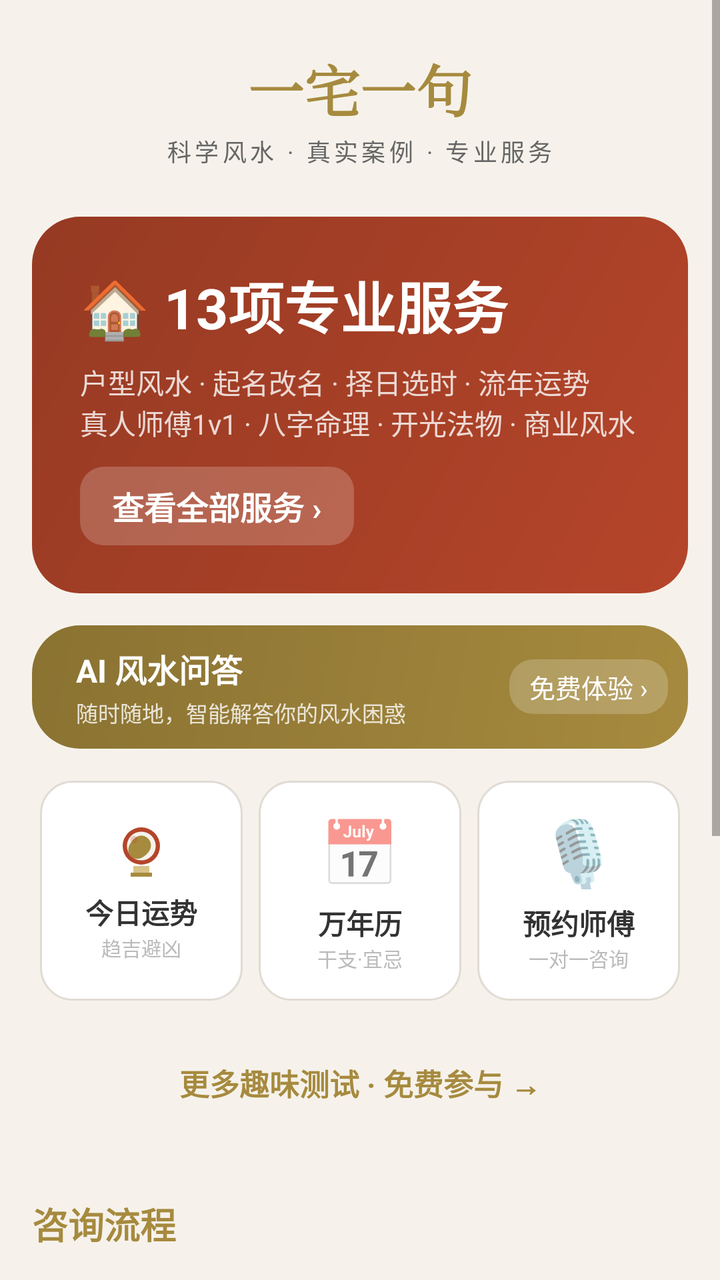
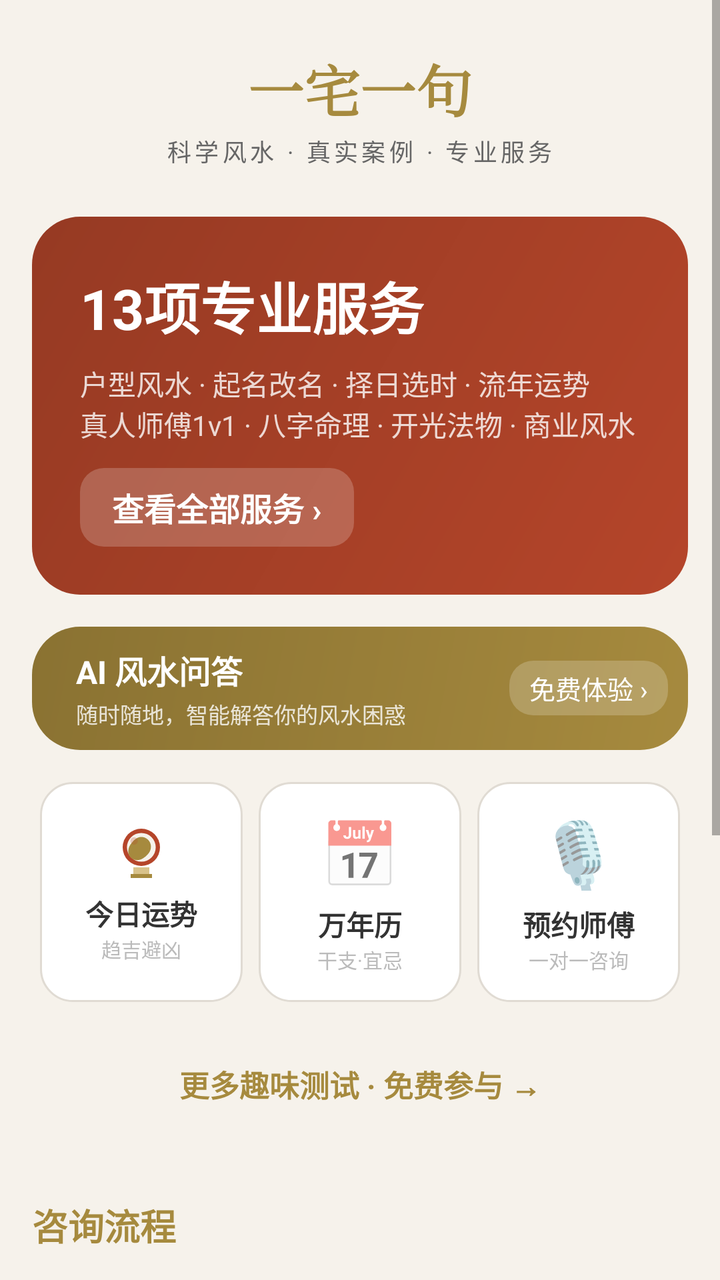

Two renders of the same Android screen: before a commit and after it. Below are the layout's source before the change and the commit's diff.
<!-- AndroidManifest.xml: application theme Theme.YizhaiYiju -->
<!-- res/layout/fragment_home.xml -->
<?xml version="1.0" encoding="utf-8"?>
<ScrollView xmlns:android="http://schemas.android.com/apk/res/android"
    android:background="@color/bg_page"
    android:layout_width="match_parent"
    android:layout_height="match_parent">
    <LinearLayout
        android:orientation="vertical"
        android:layout_width="match_parent"
        android:layout_height="wrap_content">

        
        <LinearLayout
            android:gravity="center_horizontal"
            android:orientation="vertical"
            android:padding="24dp"
            android:paddingTop="28dp"
            android:layout_width="match_parent"
            android:layout_height="wrap_content">
            <TextView
                android:textSize="28sp"
                android:textStyle="bold"
                android:textColor="@color/primary"
                android:layout_width="wrap_content"
                android:layout_height="wrap_content"
                android:text="一宅一句"
                android:fontFamily="serif"/>
            <TextView
                android:textSize="12sp"
                android:textColor="@color/text_secondary"
                android:layout_width="wrap_content"
                android:layout_height="wrap_content"
                android:layout_marginTop="2dp"
                android:text="科学风水 · 真实案例 · 专业服务"
                android:letterSpacing="0.15"/>
        </LinearLayout>

        
        <LinearLayout
            android:orientation="vertical"
            android:background="@drawable/bg_red_button"
            android:padding="24dp"
            android:layout_width="match_parent"
            android:layout_height="wrap_content"
            android:layout_marginLeft="16dp"
            android:layout_marginRight="16dp"
            android:layout_marginBottom="16dp"
            android:layout_marginHorizontal="16dp">
            <TextView
                android:textSize="28sp"
                android:textStyle="bold"
                android:textColor="@color/text_on_accent"
                android:layout_width="wrap_content"
                android:layout_height="wrap_content"
                android:text="🏠 13项专业服务"/>
            <TextView
                android:textSize="14sp"
                android:textColor="#ccffffff"
                android:layout_width="wrap_content"
                android:layout_height="wrap_content"
                android:layout_marginTop="8dp"
                android:text="户型风水 · 起名改名 · 择日选时 · 流年运势\n真人师傅1v1 · 八字命理 · 开光法物 · 商业风水"/>
            <TextView
                android:textSize="16sp"
                android:textStyle="bold"
                android:textColor="@color/text_on_accent"
                android:background="@drawable/bg_tag_transparent"
                android:paddingLeft="16dp"
                android:paddingTop="8dp"
                android:paddingRight="16dp"
                android:paddingBottom="8dp"
                android:layout_width="wrap_content"
                android:layout_height="wrap_content"
                android:layout_marginTop="12dp"
                android:text="查看全部服务 ›"
                android:paddingHorizontal="16dp"
                android:paddingVertical="8dp"/>
        </LinearLayout>

        
        <LinearLayout
            android:orientation="vertical"
            android:id="@+id/btn_ai_chat"
            android:background="@drawable/bg_gold_button"
            android:padding="10dp"
            android:focusable="true"
            android:clickable="true"
            android:layout_width="match_parent"
            android:layout_height="wrap_content"
            android:layout_marginLeft="16dp"
            android:layout_marginRight="16dp"
            android:layout_marginBottom="12dp"
            android:layout_marginHorizontal="16dp">
            <LinearLayout
                android:gravity="center_vertical"
                android:layout_width="match_parent"
                android:layout_height="wrap_content">
                <TextView
                    android:textSize="24sp"
                    android:layout_width="wrap_content"
                    android:layout_height="wrap_content"
                    android:src="@drawable/ic_bagua"
                    android:contentDescription="品牌图标"
                    android:tint="@null"/>
                <LinearLayout
                    android:orientation="vertical"
                    android:layout_width="0dp"
                    android:layout_height="wrap_content"
                    android:layout_weight="1"
                    android:layout_marginStart="12dp">
                    <TextView
                        android:textSize="16sp"
                        android:textStyle="bold"
                        android:textColor="@color/text_on_accent"
                        android:layout_width="wrap_content"
                        android:layout_height="wrap_content"
                        android:text="AI 风水问答"/>
                    <TextView
                        android:textSize="11sp"
                        android:textColor="#ccffffff"
                        android:layout_width="wrap_content"
                        android:layout_height="wrap_content"
                        android:layout_marginTop="2dp"
                        android:text="随时随地，智能解答你的风水困惑"/>
                </LinearLayout>
                <TextView
                    android:textSize="13sp"
                    android:textColor="@color/text_on_accent"
                    android:background="@drawable/bg_tag_transparent"
                    android:paddingLeft="10dp"
                    android:paddingTop="4dp"
                    android:paddingRight="10dp"
                    android:paddingBottom="4dp"
                    android:layout_width="wrap_content"
                    android:layout_height="wrap_content"
                    android:text="免费体验 ›"
                    android:paddingHorizontal="10dp"
                    android:paddingVertical="4dp"/>
            </LinearLayout>
        </LinearLayout>

        
        <LinearLayout
            android:orientation="horizontal"
            android:paddingLeft="16dp"
            android:paddingRight="16dp"
            android:layout_width="match_parent"
            android:layout_height="wrap_content"
            android:layout_marginBottom="12dp"
            android:paddingHorizontal="16dp">
            <LinearLayout
                android:gravity="center"
                android:orientation="vertical"
                android:id="@+id/btn_fortune"
                android:background="@drawable/bg_action_item"
                android:focusable="true"
                android:clickable="true"
                android:layout_width="0dp"
                android:layout_height="110dp"
                android:layout_margin="4dp"
                android:layout_weight="1">
                <ImageView
                    android:layout_width="32dp"
                    android:layout_height="32dp"
                    android:src="@drawable/ic_crystal_ball"
                    android:contentDescription="每日运势图标"
                    android:tint="@null"/>
                <TextView
                    android:textSize="14sp"
                    android:textStyle="bold"
                    android:textColor="@color/text_primary"
                    android:layout_width="wrap_content"
                    android:layout_height="wrap_content"
                    android:layout_marginTop="4dp"
                    android:text="今日运势"/>
                <TextView
                    android:textSize="10sp"
                    android:textColor="@color/text_light"
                    android:layout_width="wrap_content"
                    android:layout_height="wrap_content"
                    android:text="趋吉避凶"/>
            </LinearLayout>
            <LinearLayout
                android:gravity="center"
                android:orientation="vertical"
                android:id="@+id/btn_wuxing_test"
                android:background="@drawable/bg_action_item"
                android:focusable="true"
                android:clickable="true"
                android:layout_width="0dp"
                android:layout_height="110dp"
                android:layout_margin="4dp"
                android:layout_weight="1">
                <TextView
                    android:textSize="32sp"
                    android:layout_width="wrap_content"
                    android:layout_height="wrap_content"
                    android:text="📅"/>
                <TextView
                    android:textSize="14sp"
                    android:textStyle="bold"
                    android:textColor="@color/text_primary"
                    android:layout_width="wrap_content"
                    android:layout_height="wrap_content"
                    android:layout_marginTop="4dp"
                    android:text="万年历"/>
                <TextView
                    android:textSize="10sp"
                    android:textColor="@color/text_light"
                    android:layout_width="wrap_content"
                    android:layout_height="wrap_content"
                    android:text="干支·宜忌"/>
            </LinearLayout>
            <LinearLayout
                android:gravity="center"
                android:orientation="vertical"
                android:id="@+id/btn_consult"
                android:background="@drawable/bg_action_item"
                android:focusable="true"
                android:clickable="true"
                android:layout_width="0dp"
                android:layout_height="110dp"
                android:layout_margin="4dp"
                android:layout_weight="1">
                <TextView
                    android:textSize="32sp"
                    android:layout_width="wrap_content"
                    android:layout_height="wrap_content"
                    android:text="🎙️"/>
                <TextView
                    android:textSize="14sp"
                    android:textStyle="bold"
                    android:textColor="@color/text_primary"
                    android:id="@+id/tv_consult_label"
                    android:layout_width="wrap_content"
                    android:layout_height="wrap_content"
                    android:layout_marginTop="4dp"
                    android:text="预约师傅"/>
                <TextView
                    android:textSize="10sp"
                    android:textColor="@color/text_light"
                    android:layout_width="wrap_content"
                    android:layout_height="wrap_content"
                    android:text="一对一咨询"/>
            </LinearLayout>
        </LinearLayout>

        
        <LinearLayout
            android:gravity="center"
            android:id="@+id/btn_more_tests"
            android:padding="14dp"
            android:focusable="true"
            android:clickable="true"
            android:layout_width="match_parent"
            android:layout_height="wrap_content"
            android:layout_marginLeft="16dp"
            android:layout_marginRight="16dp"
            android:layout_marginBottom="16dp"
            android:layout_marginHorizontal="16dp">
            <TextView
                android:textSize="15sp"
                android:textStyle="bold"
                android:textColor="@color/primary"
                android:layout_width="wrap_content"
                android:layout_height="wrap_content"
                android:text="更多趣味测试 · 免费参与 →"/>
        </LinearLayout>

        
        <LinearLayout
            android:orientation="vertical"
            android:padding="16dp"
            android:layout_width="match_parent"
            android:layout_height="wrap_content">
            <TextView
                android:textSize="18sp"
                android:textStyle="bold"
                android:textColor="@color/primary"
                android:layout_width="wrap_content"
                android:layout_height="wrap_content"
                android:layout_marginBottom="12dp"
                android:text="咨询流程"/>
            <LinearLayout
                android:gravity="center_vertical"
                android:orientation="horizontal"
                android:padding="16dp"
                android:layout_width="match_parent"
                android:layout_height="wrap_content"
                android:layout_marginBottom="8dp">
                <TextView
                    android:textSize="14sp"
                    android:textStyle="bold"
                    android:textColor="@color/text_on_accent"
                    android:gravity="center"
                    android:background="@drawable/bg_red_button"
                    android:layout_width="32dp"
                    android:layout_height="32dp"
                    android:text="壹"/>
                <LinearLayout
                    android:orientation="vertical"
                    android:layout_width="0dp"
                    android:layout_height="wrap_content"
                    android:layout_weight="1"
                    android:layout_marginStart="12dp">
                    <TextView
                        android:textSize="15sp"
                        android:textStyle="bold"
                        android:textColor="@color/text_primary"
                        android:layout_width="wrap_content"
                        android:layout_height="wrap_content"
                        android:text="描述问题"/>
                    <TextView
                        android:textSize="12sp"
                        android:textColor="@color/text_secondary"
                        android:layout_width="wrap_content"
                        android:layout_height="wrap_content"
                        android:text="选择服务类型，填写您的困惑"/>
                </LinearLayout>
            </LinearLayout>
            <LinearLayout
                android:gravity="center_vertical"
                android:orientation="horizontal"
                android:padding="16dp"
                android:layout_width="match_parent"
                android:layout_height="wrap_content"
                android:layout_marginBottom="8dp">
                <TextView
                    android:textSize="14sp"
                    android:textStyle="bold"
                    android:textColor="@color/text_on_accent"
                    android:gravity="center"
                    android:background="@drawable/bg_red_button"
                    android:layout_width="32dp"
                    android:layout_height="32dp"
                    android:text="贰"/>
                <LinearLayout
                    android:orientation="vertical"
                    android:layout_width="0dp"
                    android:layout_height="wrap_content"
                    android:layout_weight="1"
                    android:layout_marginStart="12dp">
                    <TextView
                        android:textSize="15sp"
                        android:textStyle="bold"
                        android:textColor="@color/text_primary"
                        android:layout_width="wrap_content"
                        android:layout_height="wrap_content"
                        android:text="AI初步分析"/>
                    <TextView
                        android:textSize="12sp"
                        android:textColor="@color/text_secondary"
                        android:layout_width="wrap_content"
                        android:layout_height="wrap_content"
                        android:text="AI助手快速给出基础方向建议"/>
                </LinearLayout>
            </LinearLayout>
            <LinearLayout
                android:gravity="center_vertical"
                android:orientation="horizontal"
                android:padding="16dp"
                android:layout_width="match_parent"
                android:layout_height="wrap_content"
                android:layout_marginBottom="8dp">
                <TextView
                    android:textSize="14sp"
                    android:textStyle="bold"
                    android:textColor="@color/text_on_accent"
                    android:gravity="center"
                    android:background="@drawable/bg_red_button"
                    android:layout_width="32dp"
                    android:layout_height="32dp"
                    android:text="叁"/>
                <LinearLayout
                    android:orientation="vertical"
                    android:layout_width="0dp"
                    android:layout_height="wrap_content"
                    android:layout_weight="1"
                    android:layout_marginStart="12dp">
                    <TextView
                        android:textSize="15sp"
                        android:textStyle="bold"
                        android:textColor="@color/text_primary"
                        android:layout_width="wrap_content"
                        android:layout_height="wrap_content"
                        android:text="深度沟通"/>
                    <TextView
                        android:textSize="12sp"
                        android:textColor="@color/text_secondary"
                        android:layout_width="wrap_content"
                        android:layout_height="wrap_content"
                        android:text="下载完整版获取更多专业服务"/>
                </LinearLayout>
            </LinearLayout>
            <LinearLayout
                android:gravity="center_vertical"
                android:orientation="horizontal"
                android:padding="16dp"
                android:layout_width="match_parent"
                android:layout_height="wrap_content">
                <TextView
                    android:textSize="14sp"
                    android:textStyle="bold"
                    android:textColor="@color/text_on_accent"
                    android:gravity="center"
                    android:background="@drawable/bg_red_button"
                    android:layout_width="32dp"
                    android:layout_height="32dp"
                    android:text="肆"/>
                <LinearLayout
                    android:orientation="vertical"
                    android:layout_width="0dp"
                    android:layout_height="wrap_content"
                    android:layout_weight="1"
                    android:layout_marginStart="12dp">
                    <TextView
                        android:textSize="15sp"
                        android:textStyle="bold"
                        android:textColor="@color/text_primary"
                        android:layout_width="wrap_content"
                        android:layout_height="wrap_content"
                        android:text="定制方案"/>
                    <TextView
                        android:textSize="12sp"
                        android:textColor="@color/text_secondary"
                        android:layout_width="wrap_content"
                        android:layout_height="wrap_content"
                        android:text="出具完整报告，持续跟进指导"/>
                </LinearLayout>
            </LinearLayout>
        </LinearLayout>

        <View
            android:layout_width="match_parent"
            android:layout_height="16dp"/>
    </LinearLayout>
</ScrollView>
<!-- resources referenced by this layout -->
<resources>
  <color name="bg_page">#f6f2eb</color>
  <color name="primary">#a68a3e</color>
  <color name="text_light">#bbbbbb</color>
  <color name="text_on_accent">#ffffff</color>
  <color name="text_primary">#333333</color>
  <color name="text_secondary">#666666</color>
  <!-- drawable bg_action_item (drawable) -->
  <?xml version="1.0" encoding="utf-8"?>
  <shape xmlns:android="http://schemas.android.com/apk/res/android">
      <solid android:color="@color/bg_card"/>
      <corners android:radius="16dp"/>
      <stroke
          android:width="1dp"
          android:color="@color/border"/>
  </shape>
  <!-- drawable bg_gold_button (drawable) -->
  <?xml version="1.0" encoding="utf-8"?>
  <shape xmlns:android="http://schemas.android.com/apk/res/android">
      <gradient
          android:startColor="#a68a3e"
          android:endColor="#8a7232"
          android:angle="135"/>
      <corners android:radius="24dp"/>
  </shape>
  <!-- drawable bg_red_button (drawable) -->
  <?xml version="1.0" encoding="utf-8"?>
  <shape xmlns:android="http://schemas.android.com/apk/res/android">
      <gradient
          android:startColor="#b5452a"
          android:endColor="#963a23"
          android:angle="135"/>
      <corners android:radius="24dp"/>
  </shape>
  <!-- drawable bg_tag_transparent (drawable) -->
  <?xml version="1.0" encoding="utf-8"?>
  <shape xmlns:android="http://schemas.android.com/apk/res/android" android:shape="rectangle">
      <solid android:color="#33ffffff"/>
      <corners android:radius="12dp"/>
  </shape>
  <!-- drawable ic_bagua (drawable) -->
  <vector xmlns:android="http://schemas.android.com/apk/res/android"
      android:width="24dp"
      android:height="24dp"
      android:viewportWidth="24"
      android:viewportHeight="24">
      <path android:fillColor="#A68A3E" android:pathData="M12,2A10,10 0 1,0 12,22A10,10 0 1,0 12,2Z"/>
      <path android:fillColor="#F6F2EB" android:pathData="M12,4A8,8 0 1,0 12,20A8,8 0 1,0 12,4Z"/>
      <path android:fillColor="#A68A3E" android:pathData="M12,4A8,8 0 0,1 12,20C9.2,20 7,17.8 7,15C7,12.2 9.2,10 12,10C14.8,10 17,7.8 17,5C17,4.7 17,4.3 16.9,4H12Z"/>
      <path android:fillColor="#B5452A" android:pathData="M12,10A2,2 0 1,0 12,14A2,2 0 1,0 12,10Z"/>
      <path android:fillColor="#F6F2EB" android:pathData="M12,6.5A1.2,1.2 0 1,0 12,8.9A1.2,1.2 0 1,0 12,6.5Z"/>
      <path android:fillColor="#A68A3E" android:pathData="M12,15.1A1.2,1.2 0 1,0 12,17.5A1.2,1.2 0 1,0 12,15.1Z"/>
  </vector>
  <!-- drawable ic_crystal_ball (drawable) -->
  <vector xmlns:android="http://schemas.android.com/apk/res/android"
      android:width="24dp"
      android:height="24dp"
      android:viewportWidth="24"
      android:viewportHeight="24">
      <path android:fillColor="#A68A3E" android:pathData="M8,20h8v1.5H8z"/>
      <path android:fillColor="#D8C28A" android:pathData="M9,17.5h6V20H9z"/>
      <path android:fillColor="#B5452A" android:pathData="M12,3A7,7 0 1,0 12,17A7,7 0 1,0 12,3Z"/>
      <path android:fillColor="#F6F2EB" android:pathData="M12,4.6A5.4,5.4 0 1,0 12,15.4A5.4,5.4 0 1,0 12,4.6Z"/>
      <path android:fillColor="#A68A3E" android:pathData="M8.5,8.2c1.1,-1.4 2.3,-2.1 3.5,-2.1c1.9,0 3.6,1.6 3.6,3.6c0,1.5 -0.7,2.6 -2.1,3.8c-1.1,0.9 -2,1.3 -3.1,1.3c-1.8,0 -3.3,-1.4 -3.3,-3.2c0,-1.3 0.5,-2.4 1.4,-3.4z"/>
      <path android:fillColor="#B5452A" android:fillAlpha="0.25" android:pathData="M9.3,6.2A1.4,1.4 0 1,0 9.3,9A1.4,1.4 0 1,0 9.3,6.2Z"/>
  </vector>
  <style name="Theme.YizhaiYiju" parent="Theme.MaterialComponents.Light.NoActionBar">
          <item name="colorPrimary">@color/primary</item>
          <item name="colorPrimaryDark">@color/primary</item>
          <item name="colorAccent">@color/accent</item>
          <item name="android:windowBackground">@color/bg_page</item>
          <item name="android:statusBarColor">@color/bg_page</item>
      </style>
  <color name="bg_card">#ffffff</color>
  <color name="border">#e0dbd3</color>
  <color name="accent">#b5452a</color>
</resources>

<!-- the commit's change to res/layout/fragment_home.xml (unified diff, before → after) -->
@@ -51,7 +51,7 @@
                 android:textColor="@color/text_on_accent"
                 android:layout_width="wrap_content"
                 android:layout_height="wrap_content"
-                android:text="🏠 13项专业服务"/>
+                android:text="13项专业服务"/>
             <TextView
                 android:textSize="14sp"
                 android:textColor="#ccffffff"
